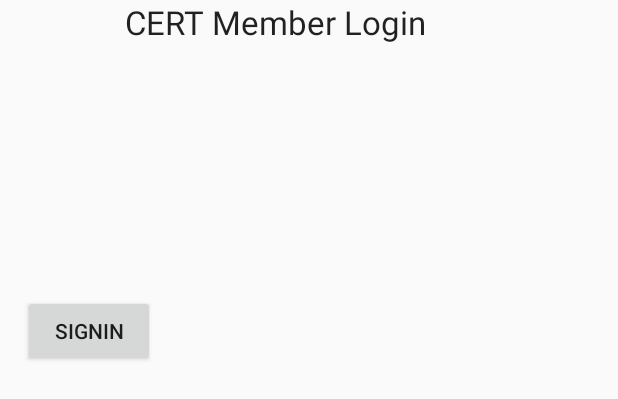
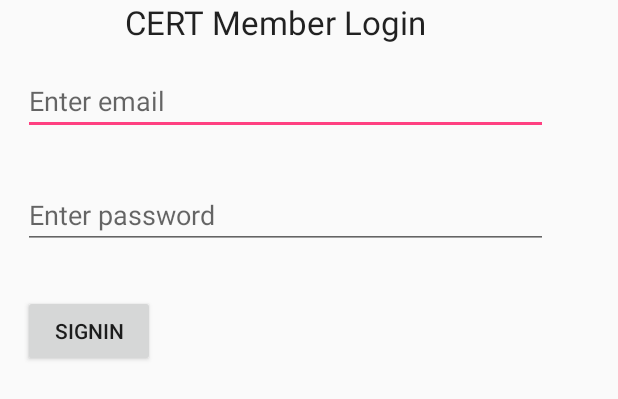
Before and after one commit to swaroopg79/GDP_AndroidSR, an Android app: the layout activity_login.xml on its own in the app's theme, with its tools: preview values and no code run, on a phone screen of 412 x 824 dp. Shown: the top 399 px of the screen. Run offline under Robolectric (Android 15) with nearby library versions, the phone set to English and light mode, and no system bars.

Commit message:
Rectified errors on Login Page

```diff
--- a/app/src/main/res/layout/activity_login.xml
+++ b/app/src/main/res/layout/activity_login.xml
@@ -26,7 +26,7 @@
 
         <EditText
             android:id="@+id/editTextEmail"
-            android:layout_width="0dp"
+            android:layout_width="350dp"
             android:layout_height="wrap_content"
             android:layout_margin="15dp"
             android:hint="Enter email"
@@ -36,7 +36,7 @@
 
         <EditText
             android:id="@+id/editTextPassword"
-            android:layout_width="0dp"
+            android:layout_width="350dp"
             android:layout_height="wrap_content"
             android:layout_margin="15dp"
             android:hint="Enter password"
```
